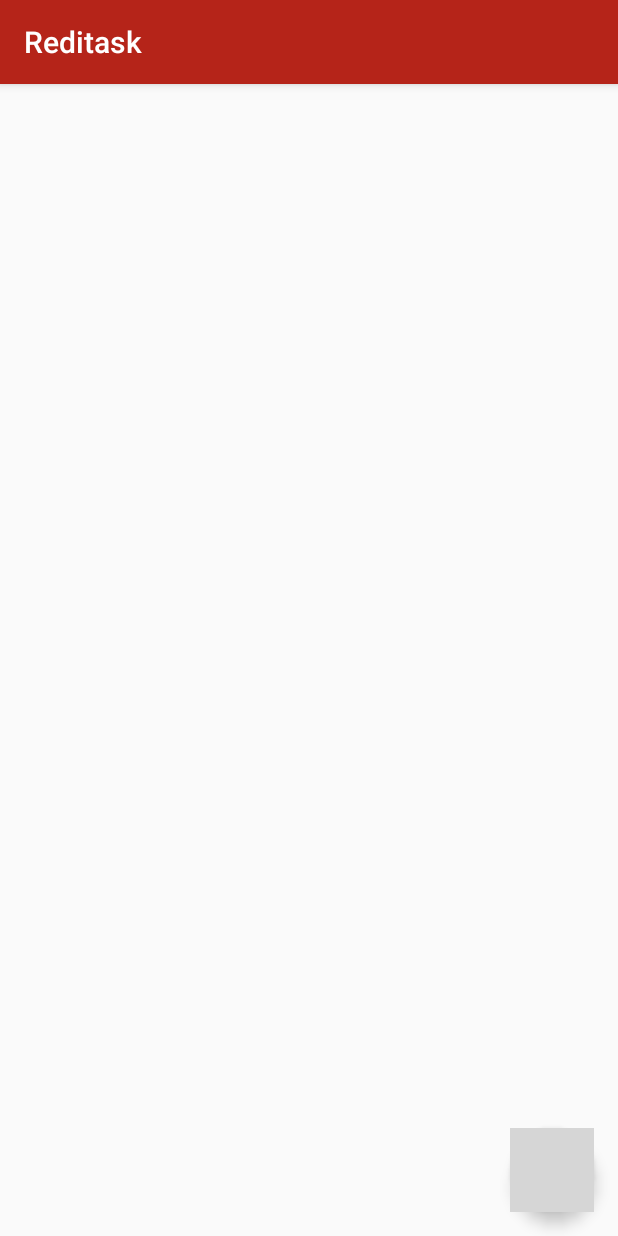
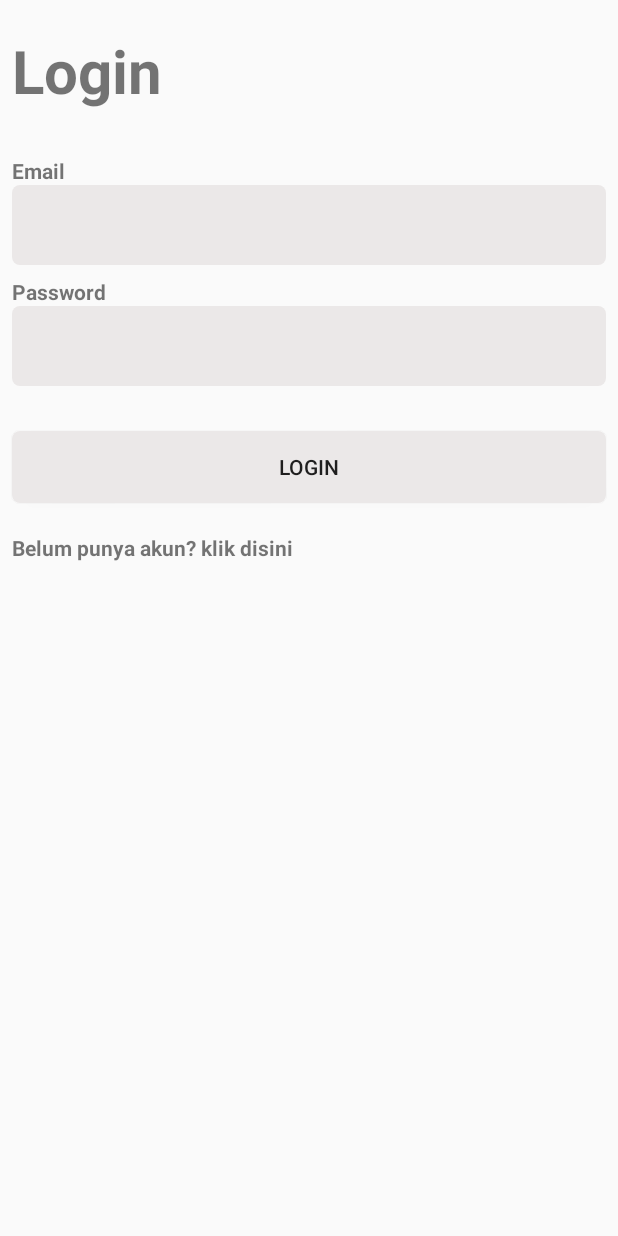
Before and after one commit to Nadiannisaqilah/Reditask, an Android app: the screen it shows after launch (MainActivity before the commit, LoginActivity after it), on a phone screen of 412 x 824 dp. Run offline under Robolectric (Android 15) with nearby library versions, the phone set to English and light mode, and no system bars; our stand-ins replace Firebase (no records; nobody signed in at launch, a user with empty details on screens opened directly); grey boxes are pictures that could not be loaded.

Commit message:
add auth

```diff
--- a/app/build.gradle
+++ b/app/build.gradle
@@ -34,6 +34,7 @@ dependencies {
     implementation 'com.google.firebase:firebase-database:19.3.1'
     implementation 'com.google.android.material:material:1.1.0'
 
+    implementation 'com.google.firebase:firebase-auth:19.3.2'
     testImplementation 'junit:junit:4.13'
     androidTestImplementation 'androidx.test:runner:1.2.0'
     androidTestImplementation 'androidx.test.espresso:espresso-core:3.2.0'
--- a/app/src/main/AndroidManifest.xml
+++ b/app/src/main/AndroidManifest.xml
@@ -9,7 +9,9 @@
         android:roundIcon="@mipmap/ic_launcher_round"
         android:supportsRtl="true"
         android:theme="@style/AppTheme">
-        <activity android:name=".ui.AddTask"></activity>
+        <activity android:name=".ui.SignupActivity" />
+        <activity android:name=".ui.LoginActivity" />
+        <activity android:name=".ui.AddTask" />
         <activity
             android:name=".ui.MainActivity"
             android:label="@string/app_name"
--- /dev/null
+++ b/app/src/main/java/com/example/reditask/ui/LoginActivity.java
@@ -0,0 +1,68 @@
+package com.example.reditask.ui;
+
+import android.content.Intent;
+import android.os.Bundle;
+import android.util.Log;
+import android.view.View;
+import android.widget.Button;
+import android.widget.EditText;
+import android.widget.ProgressBar;
+import android.widget.TextView;
+import android.widget.Toast;
+
+import androidx.appcompat.app.AppCompatActivity;
+
+import com.example.reditask.R;
+import com.google.firebase.auth.FirebaseAuth;
+
+public class LoginActivity extends AppCompatActivity {
+
+    private static String TAG = LoginActivity.class.getSimpleName();
+    private TextView signUp;
+    private EditText username, password;
+    private Button login;
+    private ProgressBar progressBar;
+    private FirebaseAuth mAuth;
+
+    @Override
+    protected void onCreate(Bundle savedInstanceState) {
+        super.onCreate(savedInstanceState);
+        setContentView(R.layout.activity_login);
+
+        mAuth = FirebaseAuth.getInstance();
+
+        signUp = findViewById(R.id.tv_signup);
+        login = findViewById(R.id.bt_login);
+        username = findViewById(R.id.et_username);
+        password = findViewById(R.id.et_password);
+        progressBar = findViewById(R.id.progress);
+
+        listener();
+    }
+
+    private void listener() {
+        signUp.setOnClickListener(v -> startActivity(new Intent(LoginActivity.this, SignupActivity.class)));
+
+        login.setOnClickListener(v -> {
+            progressBar.setVisibility(View.VISIBLE);
+            String email = username.getText().toString();
+            String pass = password.getText().toString();
+            mAuth.signInWithEmailAndPassword(email, pass)
+                    .addOnCompleteListener(this, task -> {
+                        if (task.isSuccessful()) {
+                            // Sign in success, update UI with the signed-in user's information
+                            progressBar.setVisibility(View.GONE);
+                            Log.d(TAG, "signInWithEmail:success");
+                            finish();
+                            startActivity(new Intent(LoginActivity.this, MainActivity.class));
+                        } else {
+                            // If sign in fails, display a message to the user.
+                            progressBar.setVisibility(View.GONE);
+                            Log.w(TAG, "signInWithEmail:failure", task.getException());
+                            Toast.makeText(LoginActivity.this, "Authentication failed.",
+                                    Toast.LENGTH_SHORT).show();
+                        }
+                    });
+        });
+    }
+}
--- a/app/src/main/java/com/example/reditask/ui/MainActivity.java
+++ b/app/src/main/java/com/example/reditask/ui/MainActivity.java
@@ -1,10 +1,15 @@
 package com.example.reditask.ui;
 
+import android.content.DialogInterface;
 import android.content.Intent;
 import android.os.Bundle;
+import android.view.View;
+import android.widget.ProgressBar;
+import android.widget.TextView;
 import android.widget.Toast;
 
 import androidx.annotation.NonNull;
+import androidx.appcompat.app.AlertDialog;
 import androidx.appcompat.app.AppCompatActivity;
 import androidx.appcompat.widget.Toolbar;
 import androidx.recyclerview.widget.LinearLayoutManager;
@@ -14,6 +19,7 @@ import com.example.reditask.R;
 import com.example.reditask.adapter.TaskAdapter;
 import com.example.reditask.model.Task;
 import com.google.android.material.floatingactionbutton.FloatingActionButton;
+import com.google.firebase.auth.FirebaseAuth;
 import com.google.firebase.database.DataSnapshot;
 import com.google.firebase.database.DatabaseError;
 import com.google.firebase.database.DatabaseReference;
@@ -28,6 +34,10 @@ public class MainActivity extends AppCompatActivity {
     private TaskAdapter taskAdapter;
     private RecyclerView rvTask;
     private ArrayList<Task> listTask;
+    private FirebaseAuth mAuth;
+    private TextView logout;
+    private String userId;
+    private ProgressBar progressBar;
 
     @Override
     protected void onCreate(Bundle savedInstanceState) {
@@ -35,24 +45,63 @@ public class MainActivity extends AppCompatActivity {
         setContentView(R.layout.activity_main);
 
         Toolbar toolbar = findViewById(R.id.toolbar);
+        logout = findViewById(R.id.tv_logout);
         rvTask = findViewById(R.id.rv_tasks);
+        progressBar = findViewById(R.id.progress);
         setSupportActionBar(toolbar);
 
         mDatabase = FirebaseDatabase.getInstance().getReference();
-
-        displayListTask();
+        mAuth = FirebaseAuth.getInstance();
 
         FloatingActionButton fab = findViewById(R.id.fab);
         fab.setOnClickListener(view -> toaddtask());
 
+        logout.setOnClickListener(new View.OnClickListener() {
+            @Override
+            public void onClick(View v) {
+                AlertDialog.Builder builder = new AlertDialog.Builder(MainActivity.this);
+                builder.setMessage("Anda yakin ingin keluar?");
+                builder.setPositiveButton(R.string.ok, new DialogInterface.OnClickListener() {
+                    public void onClick(DialogInterface dialog, int id) {
+                        dialog.dismiss();
+                        mAuth.signOut();
+                        startActivity(new Intent(MainActivity.this, LoginActivity.class));
+                        finish();
+                    }
+                });
+                builder.setNegativeButton(R.string.cancel, new DialogInterface.OnClickListener() {
+                    public void onClick(DialogInterface dialog, int id) {
+                        dialog.dismiss();
+                    }
+                });
+                builder.setCancelable(true);
+                AlertDialog dialog = builder.create();
+                dialog.show();
+            }
+        });
+
+    }
+
+    @Override
+    public void onStart() {
+        super.onStart();
+        // Check if user is signed in (non-null) and update UI accordingly.
+        if (mAuth.getCurrentUser() == null) {
+            startActivity(new Intent(MainActivity.this, LoginActivity.class));
+            finish();
+        } else {
+            userId = mAuth.getCurrentUser().getUid();
+            displayListTask();
+        }
     }
 
     private void displayListTask() {
-        mDatabase.child("Task").addValueEventListener(new ValueEventListener() {
+        progressBar.setVisibility(View.VISIBLE);
+        mDatabase.child("Task").child(userId).addValueEventListener(new ValueEventListener() {
             @Override
             public void onDataChange(@NonNull DataSnapshot snapshot) {
                 listTask = new ArrayList<>();
-
+                progressBar.setVisibility(View.VISIBLE);
                 for (DataSnapshot dataSnapshot : snapshot.getChildren()) {
                     Task task = dataSnapshot.getValue(Task.class);
 
@@ -69,6 +118,7 @@ public class MainActivity extends AppCompatActivity {
                 taskAdapter = new TaskAdapter(listTask);
                 taskAdapter.notifyDataSetChanged();
                 rvTask.setAdapter(taskAdapter);
+                progressBar.setVisibility(View.GONE);
 
                 taskAdapter.setOnListTaskClick(new TaskAdapter.OnListClickListener() {
                     @Override
@@ -87,8 +137,8 @@ public class MainActivity extends AppCompatActivity {
                 taskAdapter.setDeleteClickListener(new TaskAdapter.DeleteClickListener() {
                     @Override
                     public void deleteItem(String key) {
-                        if (mDatabase != null){
-                            mDatabase.child("Task")
+                        if (mDatabase != null) {
+                            mDatabase.child("Task").child(userId)
                                     .child(key)
                                     .removeValue()
                                     .addOnSuccessListener(aVoid -> {
@@ -104,7 +154,6 @@ public class MainActivity extends AppCompatActivity {
                 Toast.makeText(getApplicationContext(), "Data Gagal Dimuat", Toast.LENGTH_LONG).show();
             }
         });
-
     }
 
     public void toaddtask() {
--- /dev/null
+++ b/app/src/main/res/layout/activity_login.xml
@@ -0,0 +1,112 @@
+<?xml version="1.0" encoding="utf-8"?>
+<androidx.constraintlayout.widget.ConstraintLayout xmlns:android="http://schemas.android.com/apk/res/android"
+    xmlns:app="http://schemas.android.com/apk/res-auto"
+    xmlns:tools="http://schemas.android.com/tools"
+    android:layout_width="match_parent"
+    android:layout_height="match_parent"
+    tools:context=".ui.LoginActivity">
+
+    <ProgressBar
+        android:id="@+id/progress"
+        android:layout_width="wrap_content"
+        android:layout_height="wrap_content"
+        android:elevation="8dp"
+        android:visibility="gone"
+        app:layout_constraintBottom_toBottomOf="parent"
+        app:layout_constraintEnd_toEndOf="parent"
+        app:layout_constraintStart_toStartOf="parent"
+        app:layout_constraintTop_toTopOf="parent" />
+
+    <TextView
+        android:id="@+id/tv_Login"
+        android:layout_width="match_parent"
+        android:layout_height="wrap_content"
+        android:layout_marginStart="8dp"
+        android:layout_marginTop="20dp"
+        android:layout_marginEnd="8dp"
+        android:text="Login"
+        android:textSize="40sp"
+        android:textStyle="bold"
+        app:layout_constraintLeft_toLeftOf="parent"
+        app:layout_constraintRight_toRightOf="parent"
+        app:layout_constraintTop_toTopOf="parent" />
+
+    <TextView
+        android:id="@+id/tv_username"
+        android:layout_width="match_parent"
+        android:layout_height="wrap_content"
+        android:layout_marginStart="8dp"
+        android:layout_marginTop="30dp"
+        android:layout_marginEnd="8dp"
+        android:text="Email"
+        android:textStyle="bold"
+        app:layout_constraintLeft_toLeftOf="parent"
+        app:layout_constraintRight_toRightOf="parent"
+        app:layout_constraintTop_toBottomOf="@id/tv_Login" />
+
+    <EditText
+        android:id="@+id/et_username"
+        android:layout_width="match_parent"
+        android:layout_height="wrap_content"
+        android:layout_marginStart="8dp"
+        android:layout_marginEnd="8dp"
+        android:background="@drawable/border_background"
+        android:inputType="text"
+        android:padding="16dp"
+        android:textSize="15sp"
+        app:layout_constraintLeft_toLeftOf="parent"
+        app:layout_constraintRight_toRightOf="parent"
+        app:layout_constraintTop_toBottomOf="@id/tv_username" />
+
+    <TextView
+        android:id="@+id/tv_password"
+        android:layout_width="match_parent"
+        android:layout_height="wrap_content"
+        android:layout_marginStart="8dp"
+        android:layout_marginTop="8dp"
+        android:layout_marginEnd="8dp"
+        android:text="Password"
+        android:textStyle="bold"
+        app:layout_constraintLeft_toLeftOf="parent"
+        app:layout_constraintRight_toRightOf="parent"
+        app:layout_constraintTop_toBottomOf="@id/et_username" />
+
+    <EditText
+        android:id="@+id/et_password"
+        android:layout_width="match_parent"
+        android:layout_height="wrap_content"
+        android:layout_marginStart="8dp"
+        android:layout_marginEnd="8dp"
+        android:background="@drawable/border_background"
+        android:inputType="textPassword"
+        android:padding="16dp"
+        android:textSize="15sp"
+        app:layout_constraintLeft_toLeftOf="parent"
+        app:layout_constraintRight_toRightOf="parent"
+        app:layout_constraintTop_toBottomOf="@id/tv_password" />
+
+    <Button
+        android:id="@+id/bt_login"
+        android:layout_width="0dp"
+        android:layout_height="wrap_content"
+        android:layout_marginTop="30dp"
+        android:background="@drawable/button_hover"
+        android:text="Login"
+        app:layout_constraintEnd_toEndOf="@+id/et_password"
+        app:layout_constraintStart_toStartOf="@+id/et_password"
+        app:layout_constraintTop_toBottomOf="@+id/et_password" />
+
+    <TextView
+        android:id="@+id/tv_signup"
+        android:layout_width="match_parent"
+        android:layout_height="wrap_content"
+        android:layout_marginStart="8dp"
+        android:layout_marginTop="20dp"
+        android:layout_marginEnd="8dp"
+        android:text="Belum punya akun? klik disini"
+        android:textStyle="bold"
+        app:layout_constraintLeft_toLeftOf="parent"
+        app:layout_constraintRight_toRightOf="parent"
+        app:layout_constraintTop_toBottomOf="@id/bt_login" />
+
+</androidx.constraintlayout.widget.ConstraintLayout>
--- a/app/src/main/res/values/strings.xml
+++ b/app/src/main/res/values/strings.xml
@@ -1,4 +1,6 @@
 <resources>
     <string name="app_name">Reditask</string>
     <string name="action_settings">Settings</string>
+    <string name="ok">Logout</string>
+    <string name="cancel">Cancel</string>
 </resources>
--- a/build.gradle
+++ b/build.gradle
@@ -8,7 +8,7 @@ buildscript {
     }
     dependencies {
         classpath 'com.android.tools.build:gradle:3.4.2'
-        classpath 'com.google.gms:google-services:4.2.0'
+        classpath 'com.google.gms:google-services:4.3.3'
 
         // NOTE: Do not place your application dependencies here; they belong
         // in the individual module build.gradle files
```
Also changed, not shown: app/src/main/java/com/example/reditask/ui/AddTask.java (+18 -2 lines), app/src/main/java/com/example/reditask/ui/SignupActivity.java (added, +68 -0 lines), app/src/main/res/layout/activity_add_task.xml (+16 -14 lines), app/src/main/res/layout/activity_main.xml (+27 -5 lines), app/src/main/res/layout/activity_signup.xml (added, +99 -0 lines), app/src/main/res/layout/content_main.xml (+11 -0 lines), 1 other file.
